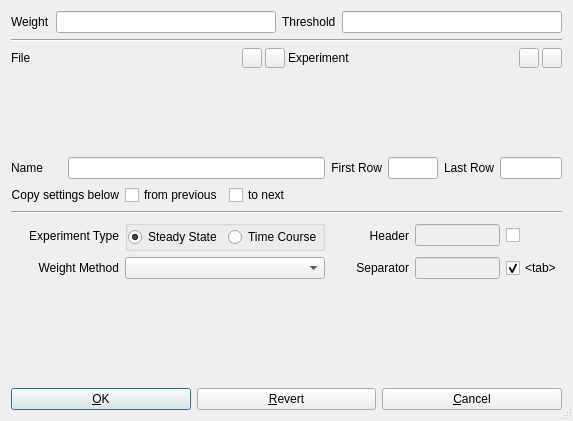
Above: copasi/UI/CQExperimentData.ui from copasi/COPASI before the change. Below: the same form after it.
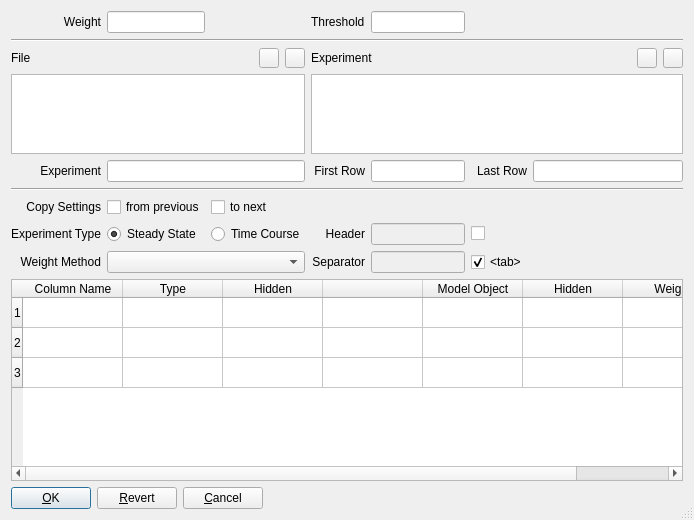
That is the form after the change. Icons and pictures are not drawn. Custom widgets are drawn as their Qt base class.

Commit message: Converted to Qt4

Patch:
```diff
--- a/copasi/UI/CQExperimentData.ui
+++ b/copasi/UI/CQExperimentData.ui
@@ -19,8 +19,8 @@
    <rect>
     <x>0</x>
     <y>0</y>
-    <width>522</width>
-    <height>421</height>
+    <width>694</width>
+    <height>520</height>
    </rect>
   </property>
   <property name="windowTitle">
@@ -29,23 +29,31 @@
   <property name="sizeGripEnabled">
    <bool>true</bool>
   </property>
-  <layout class="QVBoxLayout">
-   <item>
-    <layout class="QHBoxLayout">
-     <item>
+  <layout class="QGridLayout" name="gridLayout">
+   <item row="0" column="0">
       <widget class="QLabel" name="mpLblWeight">
        <property name="text">
         <string>Weight</string>
        </property>
+     <property name="alignment">
+      <set>Qt::AlignRight|Qt::AlignTrailing|Qt::AlignVCenter</set>
+     </property>
        <property name="wordWrap">
         <bool>false</bool>
        </property>
       </widget>
      </item>
-     <item>
-      <widget class="QLineEdit" name="mpEditWeight"/>
-     </item>
-     <item>
+   <item row="0" column="1">
+    <widget class="QLineEdit" name="mpEditWeight">
+     <property name="sizePolicy">
+      <sizepolicy hsizetype="Preferred" vsizetype="Preferred">
+       <horstretch>0</horstretch>
+       <verstretch>0</verstretch>
+      </sizepolicy>
+     </property>
+    </widget>
+   </item>
+   <item row="0" column="3">
       <widget class="QLabel" name="mpLblThreshold">
        <property name="text">
         <string>Threshold</string>
@@ -55,12 +63,17 @@
        </property>
       </widget>
      </item>
-     <item>
-      <widget class="QLineEdit" name="mpEditThreshold"/>
-     </item>
-    </layout>
-   </item>
-   <item>
+   <item row="0" column="4">
+    <widget class="QLineEdit" name="mpEditThreshold">
+     <property name="sizePolicy">
+      <sizepolicy hsizetype="Preferred" vsizetype="Preferred">
+       <horstretch>0</horstretch>
+       <verstretch>0</verstretch>
+      </sizepolicy>
+     </property>
+    </widget>
+   </item>
+   <item row="1" column="0" colspan="7">
     <widget class="Line" name="mpLineCrossValidation">
      <property name="frameShape">
       <enum>QFrame::HLine</enum>
@@ -70,32 +83,9 @@
      </property>
     </widget>
    </item>
+   <item row="2" column="0" colspan="3">
+    <layout class="QHBoxLayout" name="mpFileLayout">
    <item>
-    <layout class="QGridLayout">
-     <property name="margin">
-      <number>0</number>
-     </property>
-     <property name="spacing">
-      <number>3</number>
-     </property>
-     <item row="0" column="1">
-      <widget class="QToolButton" name="mpBtnFileAdd">
-       <property name="maximumSize">
-        <size>
-         <width>20</width>
-         <height>20</height>
-        </size>
-       </property>
-       <property name="text">
-        <string/>
-       </property>
-       <property name="icon">
-        <iconset>
-         <normaloff>image0</normaloff>image0</iconset>
-       </property>
-      </widget>
-     </item>
-     <item row="0" column="0">
       <widget class="QLabel" name="mpLblFile">
        <property name="text">
         <string>File</string>
@@ -105,35 +95,21 @@
        </property>
       </widget>
      </item>
-     <item row="1" column="0" colspan="3">
-      <widget class="Q3ListBox" name="mpBoxFile">
-       <property name="sizePolicy">
-        <sizepolicy hsizetype="Expanding" vsizetype="Fixed">
-         <horstretch>0</horstretch>
-         <verstretch>0</verstretch>
-        </sizepolicy>
+     <item>
+      <spacer name="mpFileSpacer">
+       <property name="orientation">
+        <enum>Qt::Horizontal</enum>
        </property>
-       <property name="minimumSize">
+       <property name="sizeHint" stdset="0">
         <size>
-         <width>0</width>
-         <height>80</height>
+         <width>40</width>
+         <height>20</height>
         </size>
        </property>
-       <property name="maximumSize">
-        <size>
-         <width>32767</width>
-         <height>80</height>
-        </size>
-       </property>
-       <item>
-        <property name="text">
-         <string/>
-        </property>
-       </item>
-      </widget>
-     </item>
-     <item row="0" column="5">
-      <widget class="QToolButton" name="mpBtnExperimentDelete">
+      </spacer>
+     </item>
+     <item>
+      <widget class="QToolButton" name="mpBtnFileAdd">
        <property name="maximumSize">
         <size>
          <width>20</width>
@@ -149,7 +125,7 @@
        </property>
       </widget>
      </item>
-     <item row="0" column="2">
+     <item>
       <widget class="QToolButton" name="mpBtnFileDelete">
        <property name="maximumSize">
         <size>
@@ -166,51 +142,11 @@
        </property>
       </widget>
      </item>
-     <item row="0" column="4">
-      <widget class="QToolButton" name="mpBtnExperimentAdd">
-       <property name="maximumSize">
-        <size>
-         <width>20</width>
-         <height>20</height>
-        </size>
-       </property>
-       <property name="text">
-        <string/>
-       </property>
-       <property name="icon">
-        <iconset>
-         <normaloff>image0</normaloff>image0</iconset>
-       </property>
-      </widget>
-     </item>
-     <item row="1" column="3" colspan="3">
-      <widget class="Q3ListBox" name="mpBoxExperiment">
-       <property name="sizePolicy">
-        <sizepolicy hsizetype="Expanding" vsizetype="Fixed">
-         <horstretch>0</horstretch>
-         <verstretch>0</verstretch>
-        </sizepolicy>
-       </property>
-       <property name="minimumSize">
-        <size>
-         <width>0</width>
-         <height>80</height>
-        </size>
-       </property>
-       <property name="maximumSize">
-        <size>
-         <width>32767</width>
-         <height>80</height>
-        </size>
-       </property>
+    </layout>
+   </item>
+   <item row="2" column="3" colspan="4">
+    <layout class="QHBoxLayout" name="mpExperimentLayout">
        <item>
-        <property name="text">
-         <string/>
-        </property>
-       </item>
-      </widget>
-     </item>
-     <item row="0" column="3">
       <widget class="QLabel" name="mpLblExperiment">
        <property name="text">
         <string>Experiment</string>
@@ -220,70 +156,175 @@
        </property>
       </widget>
      </item>
+     <item>
+      <spacer name="mpExperimentSpacer">
+       <property name="orientation">
+        <enum>Qt::Horizontal</enum>
+       </property>
+       <property name="sizeHint" stdset="0">
+        <size>
+         <width>40</width>
+         <height>20</height>
+        </size>
+       </property>
+      </spacer>
+     </item>
+     <item>
+      <widget class="QToolButton" name="mpBtnExperimentAdd">
+       <property name="maximumSize">
+        <size>
+         <width>20</width>
+         <height>20</height>
+        </size>
+       </property>
+       <property name="text">
+        <string/>
+       </property>
+       <property name="icon">
+        <iconset>
+         <normaloff>image0</normaloff>image0</iconset>
+       </property>
+      </widget>
+     </item>
+     <item>
+      <widget class="QToolButton" name="mpBtnExperimentDelete">
+       <property name="maximumSize">
+        <size>
+         <width>20</width>
+         <height>20</height>
+        </size>
+       </property>
+       <property name="text">
+        <string/>
+       </property>
+       <property name="icon">
+        <iconset>
+         <normaloff>image1</normaloff>image1</iconset>
+       </property>
+      </widget>
+     </item>
     </layout>
    </item>
-   <item>
-    <layout class="QGridLayout">
-     <item row="3" column="3" colspan="2">
-      <widget class="QLabel" name="mpLblHeader">
-       <property name="text">
-        <string>Header</string>
-       </property>
-       <property name="alignment">
-        <set>Qt::AlignRight|Qt::AlignTrailing|Qt::AlignVCenter</set>
-       </property>
-       <property name="wordWrap">
-        <bool>false</bool>
-       </property>
-      </widget>
-     </item>
-     <item row="0" column="1" colspan="2">
-      <widget class="QLineEdit" name="mpEditName">
+   <item row="3" column="0" colspan="3">
+    <widget class="QListWidget" name="mpBoxFile">
+     <property name="sizePolicy">
+      <sizepolicy hsizetype="Preferred" vsizetype="Fixed">
+       <horstretch>0</horstretch>
+       <verstretch>0</verstretch>
+      </sizepolicy>
+     </property>
+     <property name="minimumSize">
+      <size>
+       <width>0</width>
+       <height>80</height>
+      </size>
+     </property>
+     <property name="maximumSize">
+      <size>
+       <width>32767</width>
+       <height>80</height>
+      </size>
+     </property>
+     <item>
+      <property name="text">
+       <string/>
+      </property>
+     </item>
+    </widget>
+   </item>
+   <item row="3" column="3" colspan="4">
+    <widget class="QListWidget" name="mpBoxExperiment">
        <property name="sizePolicy">
-        <sizepolicy hsizetype="MinimumExpanding" vsizetype="Preferred">
+      <sizepolicy hsizetype="Preferred" vsizetype="Fixed">
          <horstretch>0</horstretch>
          <verstretch>0</verstretch>
         </sizepolicy>
        </property>
-      </widget>
-     </item>
-     <item row="2" column="0" colspan="9">
-      <widget class="Line" name="mpLine">
-       <property name="frameShape">
-        <enum>QFrame::HLine</enum>
-       </property>
-       <property name="frameShadow">
-        <enum>QFrame::Sunken</enum>
-       </property>
-      </widget>
-     </item>
-     <item row="0" column="0">
+     <property name="minimumSize">
+      <size>
+       <width>0</width>
+       <height>80</height>
+      </size>
+     </property>
+     <property name="maximumSize">
+      <size>
+       <width>32767</width>
+       <height>80</height>
+      </size>
+     </property>
+     <item>
+      <property name="text">
+       <string/>
+      </property>
+     </item>
+    </widget>
+   </item>
+   <item row="4" column="0">
       <widget class="QLabel" name="mpLblName">
        <property name="text">
-        <string>Name</string>
+      <string>Experiment</string>
        </property>
        <property name="alignment">
-        <set>Qt::AlignVCenter</set>
+      <set>Qt::AlignRight|Qt::AlignTrailing|Qt::AlignVCenter</set>
        </property>
        <property name="wordWrap">
         <bool>false</bool>
        </property>
       </widget>
      </item>
-     <item row="4" column="5" colspan="3">
-      <widget class="QLineEdit" name="mpEditSeparator">
-       <property name="enabled">
+   <item row="4" column="1" colspan="2">
+    <widget class="QLineEdit" name="mpEditName">
+     <property name="sizePolicy">
+      <sizepolicy hsizetype="Preferred" vsizetype="Preferred">
+       <horstretch>0</horstretch>
+       <verstretch>0</verstretch>
+      </sizepolicy>
+     </property>
+    </widget>
+   </item>
+   <item row="4" column="3">
+    <widget class="QLabel" name="mpLblFirst">
+     <property name="text">
+      <string>First Row</string>
+     </property>
+     <property name="alignment">
+      <set>Qt::AlignRight|Qt::AlignTrailing|Qt::AlignVCenter</set>
+     </property>
+     <property name="wordWrap">
         <bool>false</bool>
        </property>
+    </widget>
+   </item>
+   <item row="4" column="4">
+    <widget class="QLineEdit" name="mpEditFirst">
        <property name="sizePolicy">
-        <sizepolicy hsizetype="Preferred" vsizetype="Fixed">
+      <sizepolicy hsizetype="Preferred" vsizetype="Preferred">
          <horstretch>0</horstretch>
          <verstretch>0</verstretch>
         </sizepolicy>
        </property>
-      </widget>
-     </item>
-     <item row="0" column="7" colspan="2">
+     <property name="minimumSize">
+      <size>
+       <width>50</width>
+       <height>0</height>
+      </size>
+     </property>
+    </widget>
+   </item>
+   <item row="4" column="5">
+    <widget class="QLabel" name="mpLblLast">
+     <property name="text">
+      <string>Last Row</string>
+     </property>
+     <property name="alignment">
+      <set>Qt::AlignRight|Qt::AlignTrailing|Qt::AlignVCenter</set>
+     </property>
+     <property name="wordWrap">
+      <bool>false</bool>
+     </property>
+    </widget>
+   </item>
+   <item row="4" column="6">
       <widget class="QLineEdit" name="mpEditLast">
        <property name="sizePolicy">
         <sizepolicy hsizetype="Expanding" vsizetype="Preferred">
@@ -299,10 +340,44 @@
        </property>
       </widget>
      </item>
-     <item row="4" column="2">
-      <widget class="QComboBox" name="mpBoxWeightMethod"/>
-     </item>
-     <item row="3" column="0" colspan="2">
+   <item row="5" column="0" colspan="7">
+    <widget class="Line" name="mpLine">
+     <property name="frameShape">
+      <enum>QFrame::HLine</enum>
+     </property>
+     <property name="frameShadow">
+      <enum>QFrame::Sunken</enum>
+     </property>
+    </widget>
+   </item>
+   <item row="6" column="0">
+    <widget class="QLabel" name="mpLblCopy">
+     <property name="text">
+      <string>Copy Settings</string>
+     </property>
+     <property name="alignment">
+      <set>Qt::AlignRight|Qt::AlignTrailing|Qt::AlignVCenter</set>
+     </property>
+     <property name="wordWrap">
+      <bool>false</bool>
+     </property>
+    </widget>
+   </item>
+   <item row="6" column="1">
+    <widget class="QCheckBox" name="mpCheckFrom">
+     <property name="text">
+      <string>from previous</string>
+     </property>
+    </widget>
+   </item>
+   <item row="6" column="2">
+    <widget class="QCheckBox" name="mpCheckTo">
+     <property name="text">
+      <string>to next</string>
+     </property>
+    </widget>
+   </item>
+   <item row="7" column="0">
       <widget class="QLabel" name="mpLblExperimentType">
        <property name="text">
         <string>Experiment Type</string>
@@ -315,59 +390,14 @@
        </property>
       </widget>
      </item>
-     <item row="3" column="5" colspan="3">
-      <widget class="QLineEdit" name="mpEditHeader">
-       <property name="enabled">
-        <bool>false</bool>
-       </property>
-      </widget>
-     </item>
-     <item row="0" column="3">
-      <widget class="QLabel" name="mpLblFirst">
-       <property name="text">
-        <string>First Row</string>
-       </property>
-       <property name="alignment">
-        <set>Qt::AlignRight|Qt::AlignTrailing|Qt::AlignVCenter</set>
-       </property>
-       <property name="wordWrap">
-        <bool>false</bool>
-       </property>
-      </widget>
-     </item>
-     <item row="4" column="8">
-      <widget class="QCheckBox" name="mpCheckTab">
-       <property name="text">
-        <string>&lt;tab&gt;</string>
-       </property>
-       <property name="checked">
-        <bool>true</bool>
-       </property>
-      </widget>
-     </item>
-     <item row="3" column="2">
-      <widget class="Q3ButtonGroup" name="mpBtnGroup">
-       <property name="sizePolicy">
-        <sizepolicy hsizetype="Fixed" vsizetype="Maximum">
-         <horstretch>0</horstretch>
-         <verstretch>0</verstretch>
-        </sizepolicy>
-       </property>
-       <property name="title">
-        <string/>
-       </property>
-       <property name="alignment">
-        <set>Qt::AlignBottom|Qt::AlignCenter|Qt::AlignHCenter|Qt::AlignJustify|Qt::AlignLeading|Qt::AlignLeft|Qt::AlignRight|Qt::AlignTop|Qt::AlignTrailing|Qt::AlignVCenter|Qt::AlignVertical_Mask</set>
-       </property>
-       <property name="frameShape">
-        <enum>Q3GroupBox::NoFrame</enum>
-       </property>
-       <layout class="QHBoxLayout">
-        <property name="margin">
-         <number>0</number>
-        </property>
-        <item>
+   <item row="7" column="1">
          <widget class="QRadioButton" name="mpBtnSteadystate">
+     <property name="sizePolicy">
+      <sizepolicy hsizetype="Preferred" vsizetype="Preferred">
+       <horstretch>0</horstretch>
+       <verstretch>0</verstretch>
+      </sizepolicy>
+     </property>
           <property name="text">
            <string>Steady State</string>
           </property>
@@ -376,74 +406,53 @@
           </property>
          </widget>
         </item>
-        <item>
+   <item row="7" column="2">
          <widget class="QRadioButton" name="mpBtnTimeCourse">
+     <property name="sizePolicy">
+      <sizepolicy hsizetype="Minimum" vsizetype="Preferred">
+       <horstretch>0</horstretch>
+       <verstretch>0</verstretch>
+      </sizepolicy>
+     </property>
           <property name="text">
            <string>Time Course</string>
           </property>
          </widget>
         </item>
-       </layout>
-      </widget>
-     </item>
-     <item row="1" column="2">
-      <layout class="QHBoxLayout">
-       <item>
-        <widget class="QCheckBox" name="mpCheckFrom">
+   <item row="7" column="3">
+    <widget class="QLabel" name="mpLblHeader">
          <property name="text">
-          <string>from previous</string>
-         </property>
-        </widget>
-       </item>
-       <item>
-        <widget class="QCheckBox" name="mpCheckTo">
-         <property name="text">
-          <string>to next</string>
-         </property>
-        </widget>
-       </item>
-      </layout>
-     </item>
-     <item row="3" column="8">
+      <string>Header</string>
+     </property>
+     <property name="alignment">
+      <set>Qt::AlignRight|Qt::AlignTrailing|Qt::AlignVCenter</set>
+     </property>
+     <property name="wordWrap">
+      <bool>false</bool>
+     </property>
+    </widget>
+   </item>
+   <item row="7" column="4">
+    <widget class="QLineEdit" name="mpEditHeader">
+     <property name="enabled">
+      <bool>false</bool>
+     </property>
+     <property name="sizePolicy">
+      <sizepolicy hsizetype="Preferred" vsizetype="Preferred">
+       <horstretch>0</horstretch>
+       <verstretch>0</verstretch>
+      </sizepolicy>
+     </property>
+    </widget>
+   </item>
+   <item row="7" column="5">
       <widget class="QCheckBox" name="mpCheckHeader">
        <property name="text">
         <string/>
        </property>
       </widget>
      </item>
-     <item row="4" column="3" colspan="2">
-      <widget class="QLabel" name="mpLblSeperator">
-       <property name="minimumSize">
-        <size>
-         <width>0</width>
-         <height>0</height>
-        </size>
-       </property>
-       <property name="text">
-        <string>Separator</string>
-       </property>
-       <property name="alignment">
-        <set>Qt::AlignRight|Qt::AlignTrailing|Qt::AlignVCenter</set>
-       </property>
-       <property name="wordWrap">
-        <bool>false</bool>
-       </property>
-      </widget>
-     </item>
-     <item row="1" column="0" colspan="2">
-      <widget class="QLabel" name="mpLblCopy">
-       <property name="text">
-        <string>Copy settings below</string>
-       </property>
-       <property name="alignment">
-        <set>Qt::AlignRight|Qt::AlignTrailing|Qt::AlignVCenter</set>
-       </property>
-       <property name="wordWrap">
-        <bool>false</bool>
-       </property>
-      </widget>
-     </item>
-     <item row="4" column="0" colspan="2">
+   <item row="8" column="0">
       <widget class="QLabel" name="mpLblWeightMethod">
        <property name="text">
         <string>Weight Method</string>
@@ -456,26 +465,26 @@
        </property>
       </widget>
      </item>
-     <item row="0" column="4" colspan="2">
-      <widget class="QLineEdit" name="mpEditFirst">
+   <item row="8" column="1" colspan="2">
+    <widget class="QComboBox" name="mpBoxWeightMethod">
        <property name="sizePolicy">
-        <sizepolicy hsizetype="Expanding" vsizetype="Preferred">
+      <sizepolicy hsizetype="Preferred" vsizetype="Preferred">
          <horstretch>0</horstretch>
          <verstretch>0</verstretch>
         </sizepolicy>
        </property>
+    </widget>
+   </item>
+   <item row="8" column="3">
+    <widget class="QLabel" name="mpLblSeperator">
        <property name="minimumSize">
         <size>
-         <width>50</width>
+       <width>0</width>
          <height>0</height>
         </size>
        </property>
-      </widget>
-     </item>
-     <item row="0" column="6">
-      <widget class="QLabel" name="mpLblLast">
        <property name="text">
-        <string>Last Row</string>
+      <string>Separator</string>
        </property>
        <property name="alignment">
         <set>Qt::AlignRight|Qt::AlignTrailing|Qt::AlignVCenter</set>
@@ -485,15 +494,39 @@
        </property>
       </widget>
      </item>
-    </layout>
+   <item row="8" column="4">
+    <widget class="QLineEdit" name="mpEditSeparator">
+     <property name="enabled">
+      <bool>false</bool>
+     </property>
+     <property name="sizePolicy">
+      <sizepolicy hsizetype="Preferred" vsizetype="Preferred">
+       <horstretch>0</horstretch>
+       <verstretch>0</verstretch>
+      </sizepolicy>
+     </property>
+    </widget>
    </item>
-   <item>
-    <widget class="Q3Table" name="mpTable">
-     <property name="numRows">
-      <number>3</number>
+   <item row="8" column="5">
+    <widget class="QCheckBox" name="mpCheckTab">
+     <property name="sizePolicy">
+      <sizepolicy hsizetype="Preferred" vsizetype="Preferred">
+       <horstretch>0</horstretch>
+       <verstretch>0</verstretch>
+      </sizepolicy>
      </property>
-     <property name="numCols">
-      <number>7</number>
+     <property name="text">
+      <string>&lt;tab&gt;</string>
+     </property>
+     <property name="checked">
+      <bool>true</bool>
+     </property>
+    </widget>
+   </item>
+   <item row="9" column="0" colspan="7">
+    <widget class="QTableWidget" name="mpTable">
+     <property name="editTriggers">
+      <set>QAbstractItemView::AllEditTriggers</set>
      </property>
      <property name="selectionMode">
       <enum>Q3Table::NoSelection</enum>
@@ -530,7 +563,7 @@
      </column>
      <column>
       <property name="text">
-       <string>&lt;&gt;</string>
+       <string/>
       </property>
      </column>
      <column>
@@ -550,14 +583,8 @@
      </column>
     </widget>
    </item>
-   <item>
-    <layout class="QHBoxLayout">
-     <property name="spacing">
-      <number>6</number>
-     </property>
-     <property name="margin">
-      <number>0</number>
-     </property>
+   <item row="10" column="0" colspan="7">
+    <layout class="QHBoxLayout" name="mpButtonLayout">
      <item>
       <widget class="QPushButton" name="mpBtnOK">
        <property name="text">
@@ -588,41 +615,24 @@
        </property>
       </widget>
      </item>
+     <item>
+      <spacer name="mpButtonSpacer">
+       <property name="orientation">
+        <enum>Qt::Horizontal</enum>
+       </property>
+       <property name="sizeHint" stdset="0">
+        <size>
+         <width>458</width>
+         <height>20</height>
+        </size>
+       </property>
+      </spacer>
+     </item>
     </layout>
    </item>
   </layout>
  </widget>
  <layoutdefault spacing="6" margin="11"/>
- <customwidgets>
-  <customwidget>
-   <class>Q3GroupBox</class>
-   <extends>QGroupBox</extends>
-   <header>Qt3Support/Q3GroupBox</header>
-   <container>1</container>
-  </customwidget>
-  <customwidget>
-   <class>Q3Frame</class>
-   <extends>QFrame</extends>
-   <header>Qt3Support/Q3Frame</header>
-   <container>1</container>
-  </customwidget>
-  <customwidget>
-   <class>Q3ButtonGroup</class>
-   <extends>Q3GroupBox</extends>
-   <header>Qt3Support/Q3ButtonGroup</header>
-   <container>1</container>
-  </customwidget>
-  <customwidget>
-   <class>Q3Table</class>
-   <extends>Q3Frame</extends>
-   <header>q3table.h</header>
-  </customwidget>
-  <customwidget>
-   <class>Q3ListBox</class>
-   <extends>Q3Frame</extends>
-   <header>q3listbox.h</header>
-  </customwidget>
- </customwidgets>
  <tabstops>
   <tabstop>mpBoxFile</tabstop>
   <tabstop>mpBoxExperiment</tabstop>
```
Left out of the diff: 26 changed lines with no effect on the pictures. Lines whose indentation alone changed are shown as unchanged. The commit also changes 2 other files.
